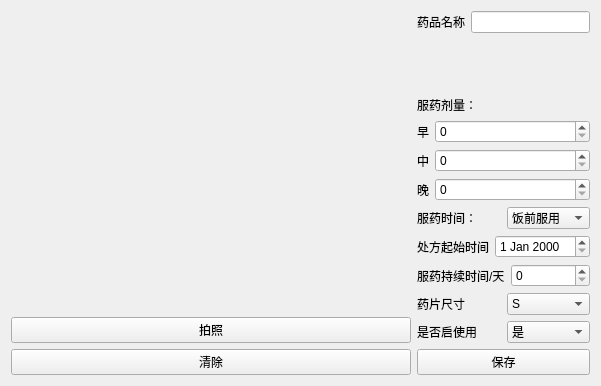
Before: the Qt Designer form rx-manager-gui/src/medicine_setting.ui in ma-jiale/EZ-Dose, drawn with Qt 5.
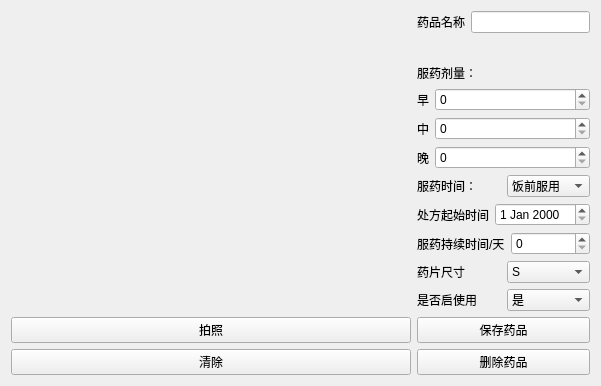
After: the same form once the commit is applied.

Commit message: feat: 增加删除药物功能

Diff of the .ui file:
```diff
--- a/rx-manager-gui/src/medicine_setting.ui
+++ b/rx-manager-gui/src/medicine_setting.ui
@@ -258,7 +258,14 @@
      <item>
       <widget class="QPushButton" name="btn_save_medicine">
        <property name="text">
-        <string>保存</string>
+        <string>保存药品</string>
+       </property>
+      </widget>
+     </item>
+     <item>
+      <widget class="QPushButton" name="btn_delete_medicine">
+       <property name="text">
+        <string>删除药品</string>
        </property>
       </widget>
      </item>
```
The commit also changes 3 other files.
